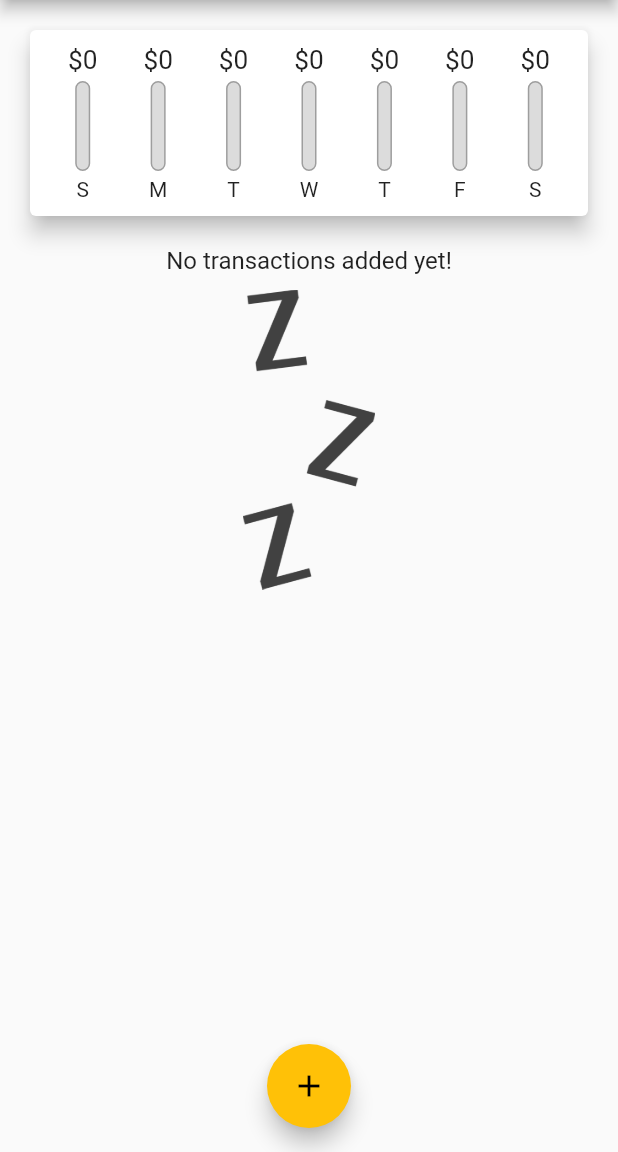
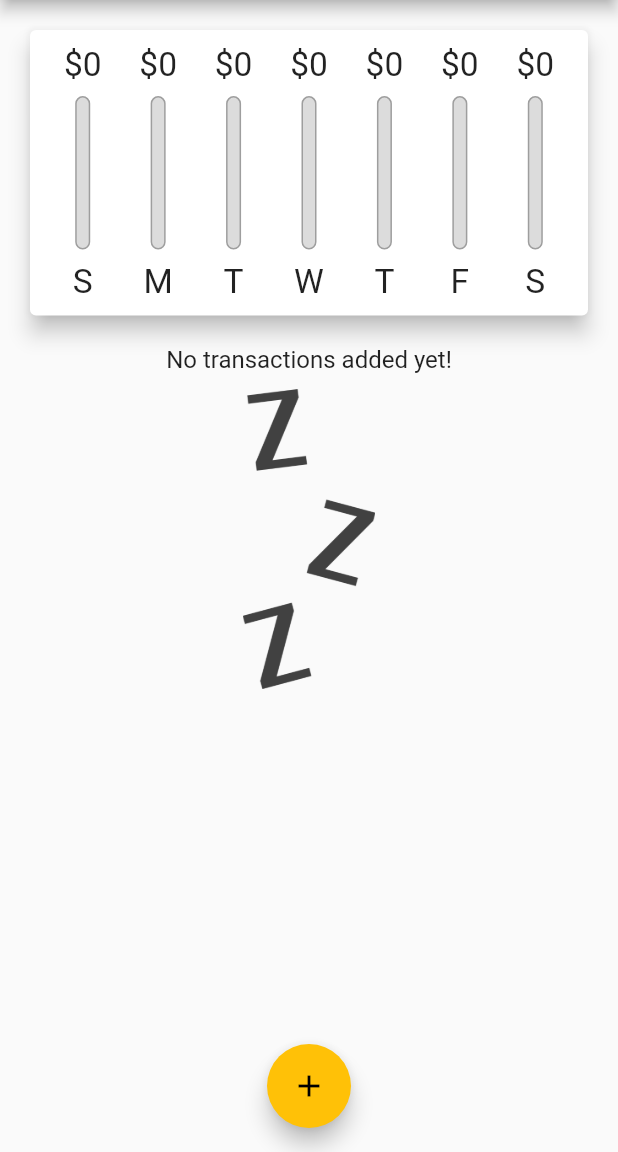
Before and after one commit to whisust/udemy-flutter, a Flutter app: the screen it shows after launch, on a phone screen of 412 x 824 dp, the part 84-1236 px from its top. Run offline on Flutter 3.47's test engine with Material 2 defaults, Android fonts, the phone set to English and light mode, and no system bars.

Commit message:
Continue the expenses app up to lesson 123

```diff
--- a/expenses_app/lib/main.dart
+++ b/expenses_app/lib/main.dart
@@ -81,17 +81,28 @@
 
   @override
   Widget build(BuildContext context) {
+    final appBar = AppBar(
+        title: const Text('Personal Expenses'),
+        actions: [IconButton(onPressed: () => _startAddNewTransaction(context), icon: const Icon(Icons.add))]);
     return Scaffold(
-      appBar: AppBar(
-          title: const Text('Personal Expenses'),
-          actions: [IconButton(onPressed: () => _startAddNewTransaction(context), icon: const Icon(Icons.add))]),
+      appBar: appBar,
       body: SingleChildScrollView(
           child: Column(
               mainAxisAlignment: MainAxisAlignment.start,
               crossAxisAlignment: CrossAxisAlignment.stretch,
               children: [
-            Chart(_recentTransactions),
-            TransactionList(transactions: _userTransactions, deleteTransaction: _deleteTransaction),
+            Container(
+                height: (MediaQuery.of(context).size.height -
+                        appBar.preferredSize.height -
+                        MediaQuery.of(context).padding.top) *
+                    0.3,
+                child: Chart(_recentTransactions)),
+            Container(
+                height: (MediaQuery.of(context).size.height -
+                        appBar.preferredSize.height -
+                        MediaQuery.of(context).padding.top) *
+                    0.7,
+                child: TransactionList(transactions: _userTransactions, deleteTransaction: _deleteTransaction)),
           ])),
       floatingActionButton:
           FloatingActionButton(onPressed: () => _startAddNewTransaction(context), child: Icon(Icons.add)),
--- a/expenses_app/lib/widgets/chart_bar.dart
+++ b/expenses_app/lib/widgets/chart_bar.dart
@@ -9,11 +9,14 @@
 
   @override
   Widget build(BuildContext context) {
+    return LayoutBuilder(builder: (ctx, constraints) {
       return Column(children: [
-      Container(height: 20, child: FittedBox(child: Text('\$${spendingAmount.toStringAsFixed(0)}'))),
-      SizedBox(height: 4),
         Container(
-          height: 60,
+            height: constraints.maxHeight * 0.15,
+            child: FittedBox(child: Text('\$${spendingAmount.toStringAsFixed(0)}'))),
+        SizedBox(height: constraints.maxHeight * 0.05),
+        Container(
+            height: constraints.maxHeight * 0.6,
             width: 10,
             child: Stack(
               children: [
@@ -30,8 +33,9 @@
                             color: Theme.of(context).primaryColor, borderRadius: BorderRadius.circular(10))))
               ],
             )),
-      SizedBox(height: 4),
-      Text(label)
+        SizedBox(height: constraints.maxHeight * 0.05),
+        Container(height: constraints.maxHeight * 0.15, child: FittedBox(child: Text(label)))
       ]);
+    });
   }
 }
--- a/expenses_app/lib/widgets/transaction_list.dart
+++ b/expenses_app/lib/widgets/transaction_list.dart
@@ -44,9 +44,7 @@
 
   @override
   Widget build(BuildContext context) {
-    return Container(
-        height: 450,
-        child: transactions.isEmpty
+    return transactions.isEmpty
         ? Column(children: [
             Text('No transactions added yet!', style: Theme.of(context).textTheme.titleMedium),
             SizedBox(height: 10),
@@ -83,6 +81,6 @@
               );
             },
             itemCount: transactions.length,
-              ));
+          );
   }
 }
```
Lines whose indentation alone changed are shown as unchanged.
